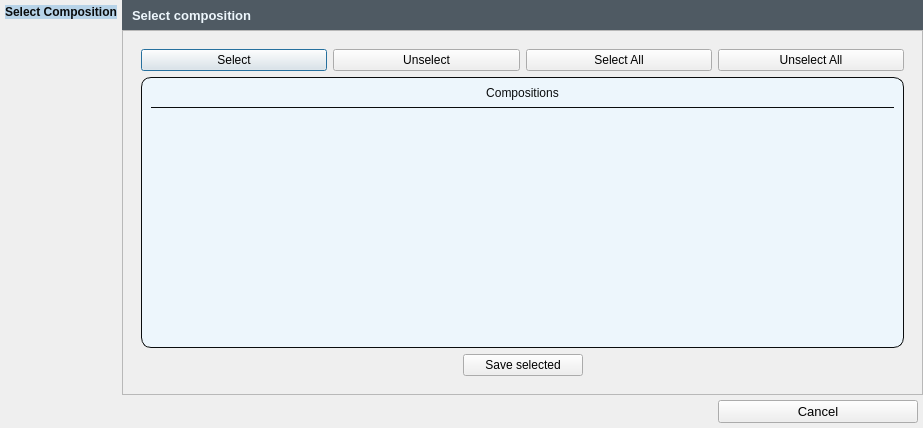
Before: the Qt Designer form Kompozycje/compositions_saver.ui in GIAPspzoo/GIAP_PolaMap_lite, drawn with Qt 5.
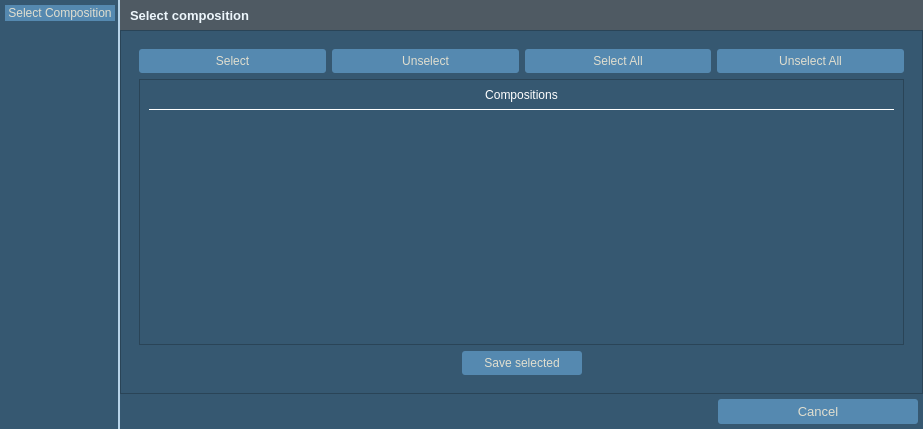
After: the same form once the commit is applied. Icons and pictures are not drawn.

```diff
--- a/Kompozycje/compositions_saver.ui
+++ b/Kompozycje/compositions_saver.ui
@@ -10,7 +10,7 @@
     <x>0</x>
     <y>0</y>
     <width>923</width>
-    <height>428</height>
+    <height>429</height>
    </rect>
   </property>
   <property name="sizePolicy">
@@ -36,85 +36,443 @@
     <normaloff>:/plugins/GIAP-giap_layout/icons/giap_logo.png</normaloff>:/plugins/GIAP-giap_layout/icons/giap_logo.png</iconset>
   </property>
   <property name="styleSheet">
-   <string notr="true">
-QAbstractItemView
-{
-	alternate-background-color:  #e6e6e6;
+   <string notr="true">* {
+background-color: #365871;
+selection-background-color:  #5589B0;
+color:#E0DECF;
+font: 10pt &quot;Segoe UI&quot;;
 }
-QComboBox
-{
-	selection-background-color: #b7d3e8;
-    background-color: #4f5a63;
-	border-style: solid;
-	border: 1px solid  #5689b0;
-	border-radius: 3px;
-	padding: 2px;
-	font: 9pt &quot;Segoe UI&quot;;
-    height: 20px;
+QLabel{
+font: 10pt &quot;Segoe UI&quot;;
+color:#E0DECF;
 }
 
-QComboBox:on
-{
-	background-color: #4f5a63;
-	padding-top: 3px;
-	padding-left: 1px;
-	selection-background-color: #4a4a4a;
+
+QScrollBar:horizontal {
+    height: 15px;
 }
+QScrollBar::handle:horizontal {
+    background: #5589B0;
+    border-radius: 5px;
+    width: 10px;
+    margin: 2px 0 2px 0;
+}
+QScrollBar::add-line:horizontal, QScrollBar::sub-line:horizontal  {
+    border: 1px solid #365871;
+    background: #365871;
+    width: 12px;
+}
+ QScrollBar:vertical {
+     width: 15px;
+ }
+ QScrollBar::handle:vertical {
+     background: #5589B0;
+     height: 10px;
+     border-radius: 5px;
+         margin: 0px 2px 0px 2px;
+ }
+ QScrollBar::add-line:vertical{
+    border: 1px solid #365871;
+     background: #365871;
+     height: 12px;
+ }
 
-QComboBox QAbstractItemView
-{
-	background-color: #4f5a63;
-	border-radius: 4px;
-	border: 1px solid  #6fb1e3;
-	selection-background-color: #4f5a63;
-    padding: 4px 10px 4px 10px;
-    width: 1.9em;
+ QScrollBar::sub-line:vertical {
+      border: 1px solid #365871;
+     background: #365871;
+     height: 12px;
+ }
+
+QAbstractScrollArea::corner {
+ border: 1px solid #365871;
+width: 0px;
+height: 0px;
 }
+QProgressBar {
+    border: 2px solid #263B4E;
+    border-radius: 5px;
+}
 
-QComboBox::drop-down
-{
-	subcontrol-origin: padding;
-	subcontrol-position: top right;
-	width: 15px;
-    background-color: #5689b0;
-	border-left-width: 0;
-	border-left-color:  #1a2936;
-	border-left-style: solid;
-	border-top-right-radius: 3px;
-	border-bottom-right-radius: 3px;
+QCheckBox::indicator:disabled {
+background-color: #465A68;}
+
+QLineEdit, QTextEdit{
+color:#E0DECF;
+min-height: 20px;
+border: 1px solid;
+border-radius: 3px;
+border-color: #263c4e;
+background-color: #263c4e;
 }
 
-QComboBox::down-arrow
+QLineEdit:focus{
+border: solid;
+border-style: solid;
+border-width: 1px;
+border-color: #E0DECF;
+}
+
+QPushButton {
+padding: 5px;
+border: none;
+border-width: 1px;
+border-radius: 3px;
+background-color: #5589B0;
+}
+QPushButton:checked {
+background-color: #5589B0;
+border: solid;
+border-width: 1px;
+border-color: #5589B0;
+}
+
+QPushButton:pressed {
+background-color: #5589B0;
+border: solid;
+border-width: 1px;
+border-color:#5589B0;
+}
+QPushButton:hover {
+background-color: #5589B0;
+border-radius: 3px;
+border: solid;
+border-style: solid;
+border-width: 1px;
+border-color: #E0DECF;
+}
+
+QToolButton {
+border: none;
+border-width: 0px;
+border-radius: 3px;
+background-color: none;
+}
+
+QToolButton:checked {
+background-color:#5589B0;
+border-radius: 3px;
+border: solid;
+border-width: 1px;
+border-color: #5589B0;
+}
+QToolButton:hover {
+background-color: #5589B0;
+border-radius: 3px;
+border: solid;
+border-width: 1px;
+border-color: #E0DECF;
+}
+
+
+QToolButton:pressed {
+background-color:#5589B0;
+border: solid;
+border-width: 1px;
+border-color: #5589B0;
+}
+
+QToolButton::menu, QToolButton::menu-button {
+background-color: #263C4E;
+border: solid;
+border-width: 1px;
+border-color: #5589B0;
+}
+QMenuBar {
+selection-background-color:  #5589B0;
+}
+QMenu{
+border: 1px solid #263c4e;
+
+}
+
+QMenu::item:selected {
+background-color:  #5589B0;
+}
+
+QHeaderView::section {
+    background-color: #5589B0;
+    color: #E0DECF;
+    padding-left: 4px;
+    border: 1px solid #4F5A63;
+}
+
+QHeaderView::section:checked
 {
-	image: url(icons/down_arrow_disabled.png);
+    background-color: #5589B0;
 }
 
-QComboBox::down-arrow:on,
-QComboBox::down-arrow:hover,
-QComboBox::down-arrow:focus
+QComboBox{
+min-height: 26px;
+}
+
+QComboBox QListView{
+selection-background-color:  #5589B0;
+    color: #E0DECF;
+     border: 1px solid #263c4e;
+}
+
+QComboBox:disabled {
+background-color: #465A68;
+color: black;
+}
+
+QComboBox:editable {
+border: 0px solid #5589B0;
+border-radius: 3px;
+background-color: #263c4e;
+padding: 0px 0px 0px 3px;
+}
+
+QComboBox:editable:focus{
+border: solid;
+border-style: solid;
+border-width: 1px;
+border-color: #E0DECF;
+}
+
+QComboBox:!editable {
+border: 0px solid #5589B0;
+border-radius: 3px;
+background-color: #263c4e;
+padding:0px 3px 0px 3px;
+}
+
+QComboBox:!editable:on {
+background-color: #263c4e;
+border: solid;
+border-width: 1px;
+border-color: #365871;
+padding:0px 5px 0px 3px;
+}
+
+QComboBox::drop-down {
+border-left: solid;
+border-width: 0px;
+background-color: #263c4e;
+border-radius: 3px;
+}
+QComboBox::drop-down:editable:on {
+background-color:#263c4e;
+border: solid;
+border-width: 1px;
+border-color: #263c4e;
+}
+
+QComboBox::drop-down:!editable:on {
+background-color: #263c4e;
+}
+
+QComboBox::down-arrow {
+        image:  url(:/plugins/GIAP-PolaMap/icons/branch-open.png);
+    width: 18px;
+    height: 28px;
+}
+
+QComboBox::down-arrow:hover, QComboBox::down-arrow:pressed{
+border: solid;
+border-width: 0px;
+border-color: #E0DECF;
+border-radius: 3px;
+margin:0px 3px 0px -1px;
+}
+
+QToolTip {
+color:#E0DECF;
+	font: 10pt &quot;Segoe UI&quot;;
+font-weight: normal;
+border-style: double;
+border: 1px;
+border-radius: 3px;
+background-color:#4F5A63;
+}
+
+Line{
+color: 1px solid #E0DECF;
+}
+
+QTabBar::tab {
+padding: 2px;
+color: #E0DECF;
+}
+QTabWidget::tab-bar {
+    left: 5px;
+}
+QTabWidget::pane {
+border: 1px solid #365871;
+border-top: 1px solid #5589B0;
+}
+
+QTabBar::tab:selected, QTabBar::tab:hover, QTabBar::tab:!selected:hover {
+font-weight: 450;
+padding: 3px;
+border-top: 1px solid #365871;
+border-right: 0px solid #E0DECF;
+border-left: 0px solid #E0DECF;
+border-bottom: 3px solid #E0DECF;
+margin-bottom: 2px;
+background: #5589B0;
+}
+
+QTabBar::tab:!selected {
+font-weight: 450;
+color: #E0DECF;
+border: 2px solid #365871;
+margin-bottom: 2px;
+padding: 3px;
+}
+
+QTreeView {
+    border: 1px solid;
+    border-color: #5589B0;
+    margin: 2px;
+   show-decoration-selected: 1;
+}
+
+QTreeView::item,
+QTreeView::branch {
+    color: #E0DECF;
+     padding: 2px;
+}
+
+QTreeView:branch:hover,
+QTreeView:item:hover
 {
 	image: url(icons/down_arrow.png);
 }
 
-QLineEdit
+QTreeView:branch:selected,
+QTreeView:item:selected
 {
-	border: 1px solid #5689b0;
+    background-color: #5589B0;
+    color: #E0DECF;
+}
+
+QTreeView::branch:has-children:!has-siblings:closed,
+QTreeView::branch:closed:has-children:has-siblings {
+        border-image: none;
+        image: url(:/plugins/GIAP-PolaMap/icons/branch-closed.png);
+}
+
+QTreeView::branch:open:has-children:!has-siblings,
+QTreeView::branch:open:has-children:has-siblings  {
+        border-image: none;
+        image:  url(:/plugins/GIAP-PolaMap/icons/branch-open.png);
+}
+
+QProgressBar {
+    border: 2px solid #365871;
+    background-color: #365871;
     border-radius: 3px;
-    background-color: #4f5a63;
+    text-align: center;
+    color: #E0DECF;
 }
 
-QTableView:item:selected {
-   background-color: #6fb1e3;
+QProgressBar::chunk {
+    background-color: #5589B0;
 }
+QSpinBox, QDoubleSpinBox,
+QSpinBox:editable,
+QSpinBox:hover,
+QSpinBox:pressed,
+QDoubleSpinBox:editable,
+QDoubleSpinBox:hover,
+QDoubleSpinBox:pressed {
+    border: 1px solid;
+    border-radius: 3px;
+    border-color: #263c4e;
+background-color: #263c4e;
+}
+QSpinBox:focus, QDoubleSpinBox:focus {
+border-style: solid;
+border-width: 0px;
+border-color: #E0DECF;
+}
+QSpinBox:disabled, QDoubleSpinBox:disabled {
+  border: none;
+  border-bottom: 1px solid #263c4e;
+  border-radius: 0;
+  background: #263c4e;
+  color: #000000;
+}
+QSpinBox::up-button, QDoubleSpinBox::up-button{
+  subcontrol-origin: border;
+  subcontrol-position: top right;
+  border: 0px solid #E0DECF;
+  border-radius: 3;
+  background: #263c4e;
+}
 
-QTableView:item:hover {
-   background-color: #6fb1e3;
+QSpinBox::down-button, QDoubleSpinBox::down-button {
+  subcontrol-origin: border;
+  subcontrol-position: bottom right;
+  border: 0px solid #E0DECF;
+  border-radius: 3;
+  background: #263c4e;
+}
+QSpinBox::down-button:hover, QDoubleSpinBox::down-button:hover, QSpinBox::up-button:hover, QDoubleSpinBox::up-button:hover {
+border: solid;
+border-width: 1px;
+border-color: #E0DECF;
+}
+
+QSpinBox::up-arrow:disabled,
+QSpinBox::up-arrow:off {
+  image: none;
+}
+
+QSpinBox::down-arrow:disabled,
+QSpinBox::down-arrow:off,
+ QDoubleSpinBox::down-arrow:disabled,
+QDoubleSpinBox::down-arrow:off{
+  image: none;
+}
+
+QTableView {
+    selection-background-color: #5589B0;
 }
 
 QGroupBox {
-border: 1px solid #5689b0;
+    border-top: 1px solid #E0DECF;
+    margin-top: 5ex;
 }
-   </string>
+QGroupBox::title {
+    subcontrol-origin: margin;
+    padding: 0 5px;
+    }
+
+QDockWidget {
+    border: 10px solid lightgray;
+
+}
+
+QTableView, QListView
+        {
+            gridline-color:#4F5A63;
+            color: #E0DECF;
+            alternate-background-color: #4F5A63;
+            selection-background-color: #5589B0;
+            border: 1px solid #5589B0;
+        }
+QTableView::item, QListView::item
+        {
+            color: #E0DECF;
+        }
+QTableView::item:hover, QListView::item:hover
+        {
+            color: #E0DECF;
+            background: #5589B0;
+            selection-background-color: #5589B0;
+        }
+QTableView::item:focus, QListView::item:focus
+        {
+            color: #E0DECF;
+            background: #263B4E;
+        }
+QTableView::item:selected, QListView::item:selected
+        {
+            color: #E0DECF;
+            background-color: #5589B0;
+        }</string>
   </property>
   <property name="locale">
    <locale language="English" country="UnitedKingdom"/>
@@ -253,9 +611,48 @@
              <item row="1" column="0">
               <widget class="QFrame" name="frame_compositions">
                <property name="styleSheet">
-                <string notr="true">border: 1px solid #0A0C0D;
-border-radius: 10px;
-background-color: #EDF6FC;</string>
+                <string notr="true">QListView {
+background-color: #365871;
+selection-background-color:  #5589B0;
+font: 10pt &quot;Segoe UI&quot;;
+padding: 2px;
+}
+QLabel{
+font: 12pt &quot;Segoe UI&quot;;
+color:#E0DECF;
+}
+
+QScrollBar:horizontal {
+    height: 15px;
+}
+QScrollBar::handle:horizontal {
+    background: #5589B0;
+    border-radius: 5px;
+    width: 10px;
+    margin: 2px 0 2px 0;
+}
+
+ QScrollBar:vertical {
+     width: 15px;
+ }
+ QScrollBar::handle:vertical {
+     background: #5589B0;
+     height: 10px;
+     border-radius: 5px;
+	 margin: 0px 2px 0px 2px;
+ }
+ QScrollBar::add-line:vertical{
+border: 1px solid #365871;
+     background:#365871;
+     height: 12px;
+ }
+
+ QScrollBar::sub-line:vertical {
+border: 1px solid #365871;
+     background: #365871;
+     height: 12px;
+ }
+</string>
                </property>
                <property name="frameShape">
                 <enum>QFrame::StyledPanel</enum>
@@ -278,8 +675,8 @@
                   <property name="styleSheet">
                    <string notr="true">border-width: 0;
 border-radius: 0;
-border-bottom: 1px solid #0A0C0D;
-color: #0A0C0D;</string>
+border-bottom: 1px solid white;
+color: white;</string>
                   </property>
                   <property name="text">
                    <string>Compositions</string>
@@ -469,9 +866,9 @@
      </property>
      <property name="font">
       <font>
-       <family>Segoe UI Light</family>
-       <pointsize>8</pointsize>
-       <weight>9</weight>
+       <family>Segoe UI</family>
+       <pointsize>10</pointsize>
+       <weight>50</weight>
        <italic>false</italic>
        <bold>false</bold>
       </font>
@@ -501,10 +898,11 @@
       <item>
        <widget class="QLabel" name="label_side">
         <property name="styleSheet">
-         <string notr="true">   background-color: #b7d3e8;
-   color: #0A0C0D;
-   font-weight: bold;
-</string>
+         <string notr="true">
+background-color: #5589B0;
+border: solid;
+border-width: 1px;
+border-color:#5589B0;</string>
         </property>
         <property name="text">
          <string>Select Composition</string>
```
Left out of the diff: 2 changed lines with no effect on the pictures.
